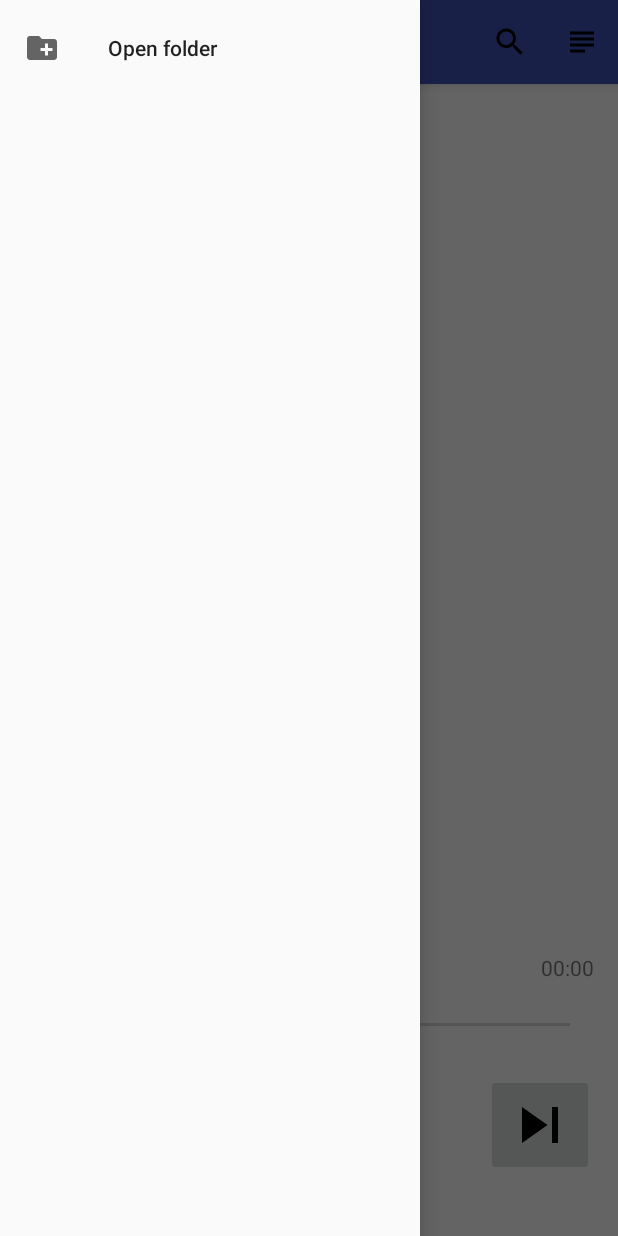
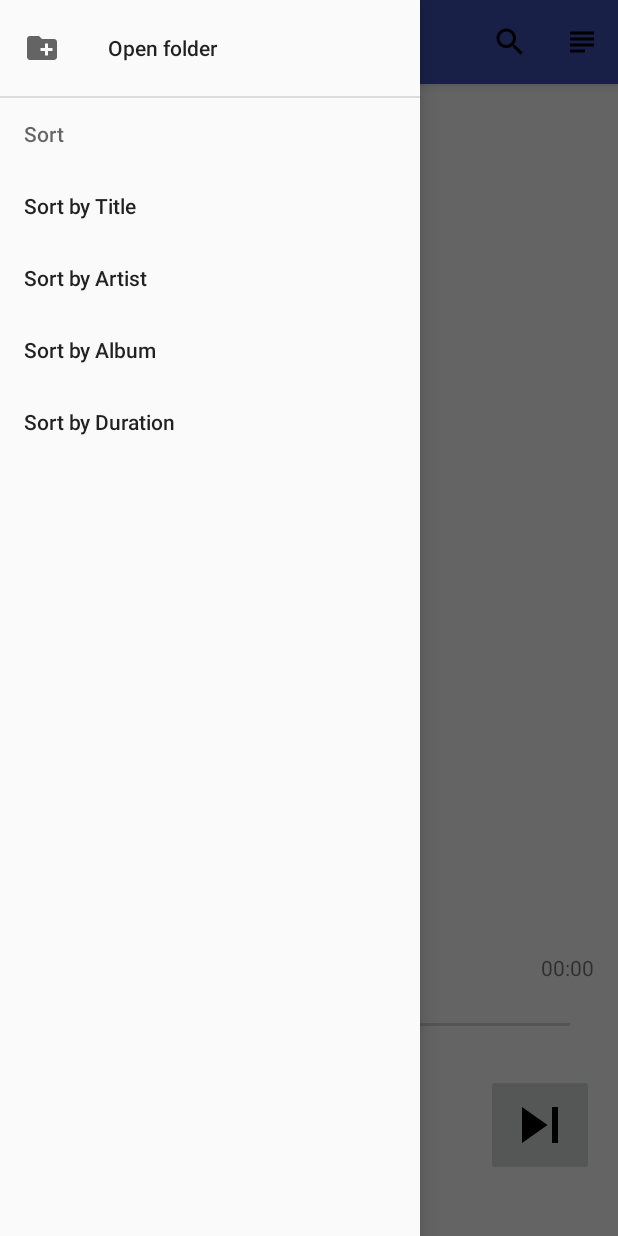
Before and after one commit to LanShunoda/MusicPlayer, an Android app: the screen it shows after launch (MainActivity), with the side drawer open, on a phone screen of 412 x 824 dp. Run offline under Robolectric (Android 15) with nearby library versions, the phone set to English and light mode, and no system bars; libraries missing offline, so code that uses them is left out: com.wnafee.vector; plain views replace MorphButton; 9 statements that could not run were skipped.

Commit message:
added sorting

```diff
--- a/app/src/main/java/com/plorial/musicplayer/MVP_Main.java
+++ b/app/src/main/java/com/plorial/musicplayer/MVP_Main.java
@@ -6,10 +6,12 @@ import android.media.MediaPlayer;
 import android.os.Handler;
 
 import com.plorial.musicplayer.adapters.SongsArrayAdapter;
+import com.plorial.musicplayer.pojo.SongsListItem;
 import com.plorial.musicplayer.presenter.Presenter;
 import com.plorial.musicplayer.ui.fragments.SongsListFragment;
 
 import java.io.IOException;
+import java.util.Comparator;
 
 /**
  * Created by plorial on 8/10/16.
@@ -63,6 +65,7 @@ public interface MVP_Main {
         void setRequiredSongsListOps(RequiredSongsListOps requiredSongsListOps);
         void search(SongsListFragment.SearchOption option, String query);
         void startFileExplorerActivity(int request, Fragment fragment);
+        void sort(Comparator<SongsListItem> comparator);
     }
 
     /**
--- a/app/src/main/java/com/plorial/musicplayer/presenter/Presenter.java
+++ b/app/src/main/java/com/plorial/musicplayer/presenter/Presenter.java
@@ -23,6 +23,7 @@ import com.plorial.musicplayer.ui.fragments.SongsListFragment;
 import java.io.File;
 import java.io.IOException;
 import java.util.ArrayList;
+import java.util.Comparator;
 import java.util.List;
 
 /**
@@ -139,6 +140,11 @@ public class Presenter implements MVP_Main.ProvidedPresenterPlaylist, MVP_Main.P
     }
 
     @Override
+    public void sort(Comparator<SongsListItem> comparator) {
+        adapter.sort(comparator);
+    }
+
+    @Override
     public void startFileExplorerActivity(int request, Fragment fragment) {
         Intent intent = new Intent(getActivityContext(), FolderExplorerActivity.class);
         fragment.startActivityForResult(intent, request);
--- a/app/src/main/res/drawable/ic_compare_arrows_black_24dp.xml
+++ b/app/src/main/res/drawable/ic_compare_arrows_black_36dp.xml
@@ -1,6 +1,6 @@
 <vector xmlns:android="http://schemas.android.com/apk/res/android"
-        android:width="24dp"
-        android:height="24dp"
+        android:width="36dp"
+        android:height="36dp"
         android:viewportWidth="24.0"
         android:viewportHeight="24.0">
     <path
--- a/app/src/main/res/menu/activity_navigation_drawer.xml
+++ b/app/src/main/res/menu/activity_navigation_drawer.xml
@@ -4,9 +4,22 @@
     <group>
         <item
             android:id="@+id/openFolder"
-            android:title="Open folder"
+            android:title="@string/open_folder"
             android:icon="@drawable/ic_create_new_folder_black_36dp"
             ></item>
-
+        <item android:id="@+id/sort_params"
+            android:icon="@drawable/ic_compare_arrows_black_36dp"
+            android:title="@string/sort" >
+            <menu>
+                <item android:id="@+id/sort_title"
+                    android:title="Sort by Title" />
+                <item android:id="@+id/sort_artist"
+                    android:title="Sort by Artist" />
+                <item android:id="@+id/sort_album"
+                    android:title="Sort by Album" />
+                <item android:id="@+id/sort_duration"
+                    android:title="Sort by Duration" />
+            </menu>
+        </item>
     </group>
 </menu>
--- a/app/src/main/res/values/strings.xml
+++ b/app/src/main/res/values/strings.xml
@@ -3,4 +3,6 @@
     <string name="search_title">Search</string>
     <string name="drawer_open">Open</string>
     <string name="drawer_close">Close</string>
+    <string name="open_folder">Open folder</string>
+    <string name="sort">Sort</string>
 </resources>
```
Also changed, not shown: app/src/main/java/com/plorial/musicplayer/ui/activities/MainActivity.java (+13 -0 lines), app/src/main/java/com/plorial/musicplayer/utils/SongsSort.java (added, +64 -0 lines).
